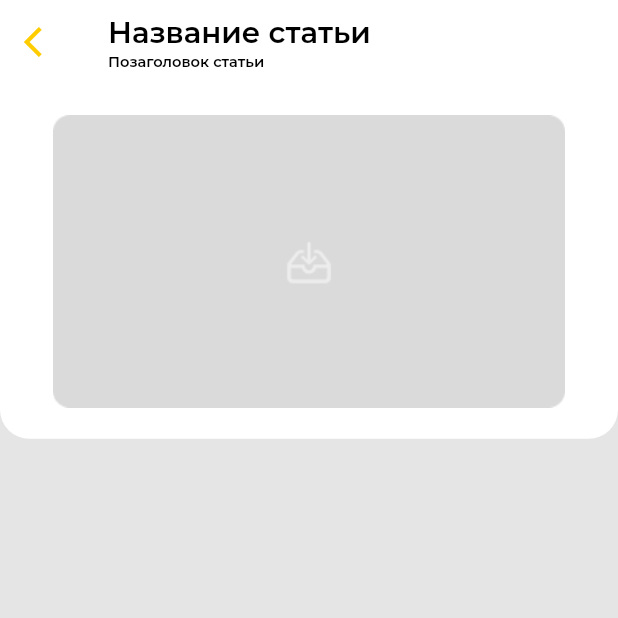
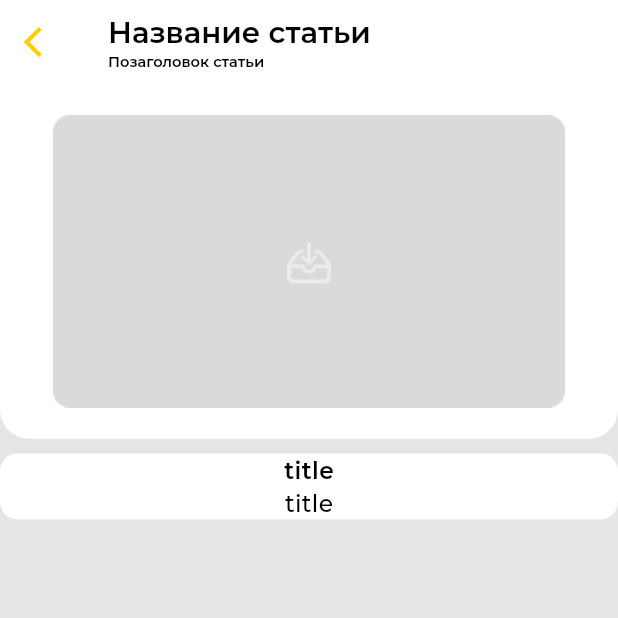
Before and after one commit to theivmatic/books_app, a Flutter app: the ArticleDetailsScreen screen opened directly, on a phone screen of 412 x 824 dp, the top half of it. Run offline on Flutter 3.47's test engine with Material 3 defaults, Android fonts, the phone set to English and light mode, and no system bars; our stand-ins replace device_preview, equatable, flutter_bloc, flutter_screenutil, google_fonts, in_app_review and 2 more; missing offline and left inert: cupertino_modal_sheet, linear_progress_bar; accounts and stored records are empty.

Commit message:
save before adding json, bloc and etc

```diff
--- a/lib/src/feature/about_books/presentation/screens/article_details.dart
+++ b/lib/src/feature/about_books/presentation/screens/article_details.dart
@@ -1,4 +1,5 @@
 import 'package:books_app/src/core/constants/app_theme.dart';
+import 'package:books_app/src/feature/about_books/presentation/widgets/article_detail.dart';
 import 'package:flutter/material.dart';
 import 'package:flutter_screenutil/flutter_screenutil.dart';
 
@@ -72,9 +73,14 @@ class ArticleDetailsScreen extends StatelessWidget {
               height: 10.h,
             ),
             Container(
+              width: double.infinity,
               decoration: BoxDecoration(
                 borderRadius: BorderRadius.circular(12.r),
                 color: AppColors.white,
+              ),
+              child: const ArticleDetailWidget(
+                title: 'title',
+                content: 'content',
               ),
             ),
           ],
--- a/lib/src/feature/about_books/presentation/widgets/article_detail.dart
+++ b/lib/src/feature/about_books/presentation/widgets/article_detail.dart
@@ -1,10 +1,29 @@
+import 'package:books_app/src/core/constants/app_theme.dart';
 import 'package:flutter/material.dart';
 
 class ArticleDetailWidget extends StatelessWidget {
-  const ArticleDetailWidget({super.key});
+  final String title;
+  final String content;
+
+  const ArticleDetailWidget({
+    super.key,
+    required this.title,
+    required this.content,
+  });
 
   @override
   Widget build(BuildContext context) {
-    return const Placeholder();
+    return Column(
+      children: [
+        Text(
+          title,
+          style: TextStyles.settingTileText,
+        ),
+        Text(
+          title,
+          style: TextStyles.inputText,
+        ),
+      ],
+    );
   }
 }
```
